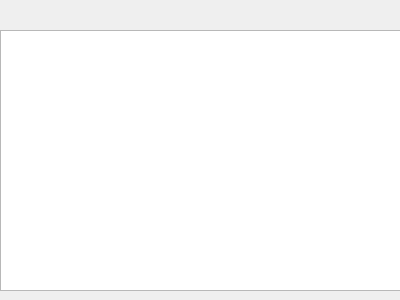
The window that viewregistrations.ui (ahmedmgh67/coursetracking-cs2) describes before a commit, drawn with Qt 5.
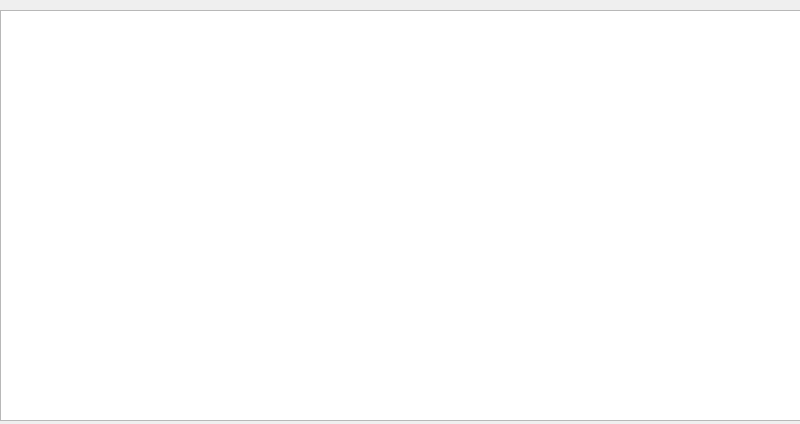
The same window after the commit.

What changed in the file:
```diff
--- a/viewregistrations.ui
+++ b/viewregistrations.ui
@@ -6,8 +6,8 @@
    <rect>
     <x>0</x>
     <y>0</y>
-    <width>400</width>
-    <height>300</height>
+    <width>800</width>
+    <height>424</height>
    </rect>
   </property>
   <property name="windowTitle">
@@ -17,9 +17,9 @@
    <property name="geometry">
     <rect>
      <x>0</x>
-     <y>30</y>
-     <width>401</width>
-     <height>261</height>
+     <y>10</y>
+     <width>801</width>
+     <height>411</height>
     </rect>
    </property>
   </widget>
```
Left out of the diff: 2 changed lines with no effect on the pictures.
